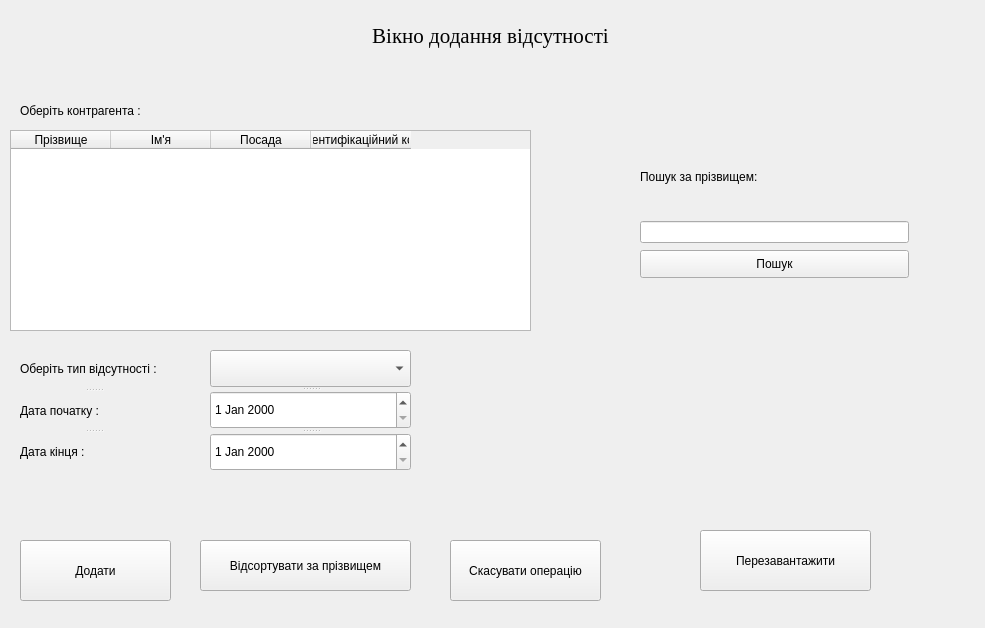
Above: addabsencewindow.ui from Artem-Chabanovskiy/Course_Work before the change. Below: the same form after it.
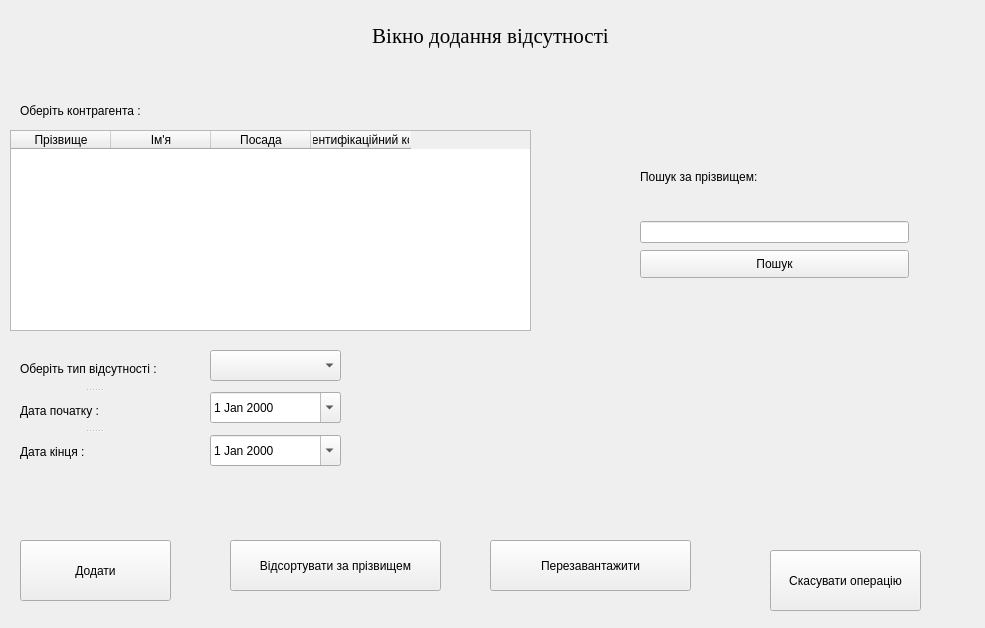
That is the form after the change.

Patch:
```diff
--- a/addabsencewindow.ui
+++ b/addabsencewindow.ui
@@ -10,6 +10,24 @@
     <height>628</height>
    </rect>
   </property>
+  <property name="minimumSize">
+   <size>
+    <width>985</width>
+    <height>628</height>
+   </size>
+  </property>
+  <property name="maximumSize">
+   <size>
+    <width>985</width>
+    <height>628</height>
+   </size>
+  </property>
+  <property name="baseSize">
+   <size>
+    <width>985</width>
+    <height>628</height>
+   </size>
+  </property>
   <property name="windowTitle">
    <string>Form</string>
   </property>
@@ -97,8 +115,8 @@
   <widget class="QPushButton" name="cansel_bt">
    <property name="geometry">
     <rect>
-     <x>450</x>
-     <y>540</y>
+     <x>770</x>
+     <y>550</y>
      <width>151</width>
      <height>61</height>
     </rect>
@@ -135,26 +153,10 @@
     </property>
    </widget>
   </widget>
-  <widget class="QSplitter" name="splitter_2">
-   <property name="geometry">
-    <rect>
-     <x>210</x>
-     <y>350</y>
-     <width>201</width>
-     <height>121</height>
-    </rect>
-   </property>
-   <property name="orientation">
-    <enum>Qt::Vertical</enum>
-   </property>
-   <widget class="QComboBox" name="absence_choose_cb"/>
-   <widget class="QDateEdit" name="start_date_edit"/>
-   <widget class="QDateEdit" name="end_date_edit"/>
-  </widget>
   <widget class="QPushButton" name="absence_sort_bt">
    <property name="geometry">
     <rect>
-     <x>200</x>
+     <x>230</x>
      <y>540</y>
      <width>211</width>
      <height>51</height>
@@ -190,10 +192,10 @@
   <widget class="QPushButton" name="refresh_bt">
    <property name="geometry">
     <rect>
-     <x>700</x>
-     <y>530</y>
-     <width>171</width>
-     <height>61</height>
+     <x>490</x>
+     <y>540</y>
+     <width>201</width>
+     <height>51</height>
     </rect>
    </property>
    <property name="text">
@@ -219,7 +221,7 @@
      <x>550</x>
      <y>350</y>
      <width>371</width>
-     <height>171</height>
+     <height>131</height>
     </rect>
    </property>
    <property name="font">
@@ -231,6 +233,42 @@
     <string/>
    </property>
   </widget>
+  <widget class="QComboBox" name="absence_choose_cb">
+   <property name="geometry">
+    <rect>
+     <x>210</x>
+     <y>350</y>
+     <width>131</width>
+     <height>31</height>
+    </rect>
+   </property>
+  </widget>
+  <widget class="QDateEdit" name="start_date_edit">
+   <property name="geometry">
+    <rect>
+     <x>210</x>
+     <y>392</y>
+     <width>131</width>
+     <height>31</height>
+    </rect>
+   </property>
+   <property name="calendarPopup">
+    <bool>true</bool>
+   </property>
+  </widget>
+  <widget class="QDateEdit" name="end_date_edit">
+   <property name="geometry">
+    <rect>
+     <x>210</x>
+     <y>435</y>
+     <width>131</width>
+     <height>31</height>
+    </rect>
+   </property>
+   <property name="calendarPopup">
+    <bool>true</bool>
+   </property>
+  </widget>
  </widget>
  <resources/>
  <connections/>
```
Left out of the diff: 5 changed lines with no effect on the pictures.
